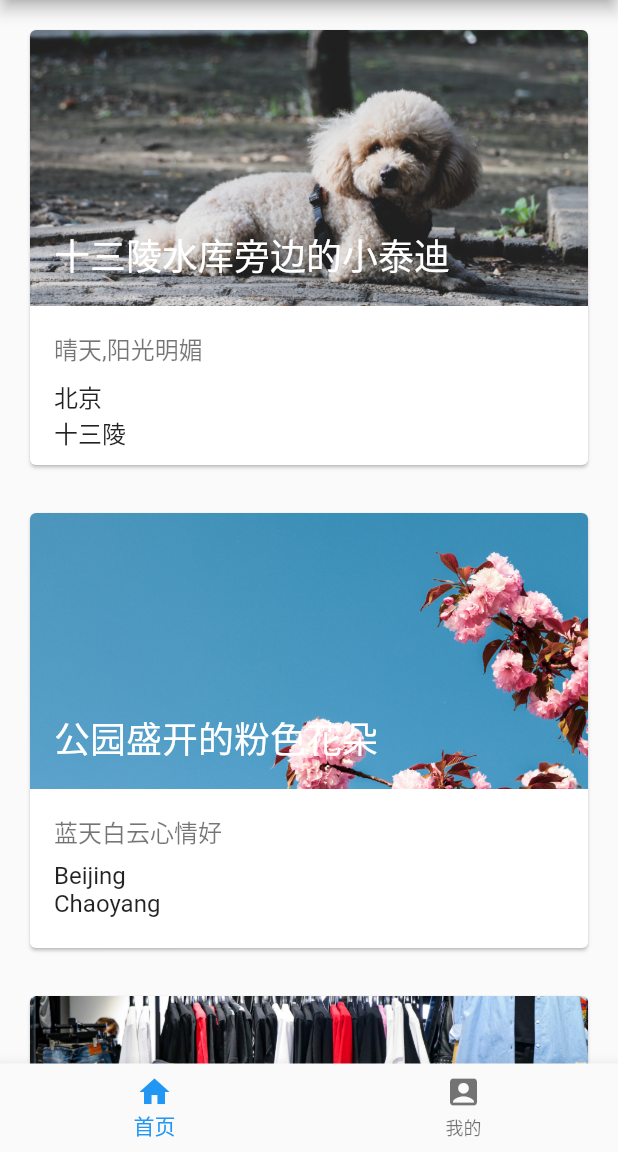
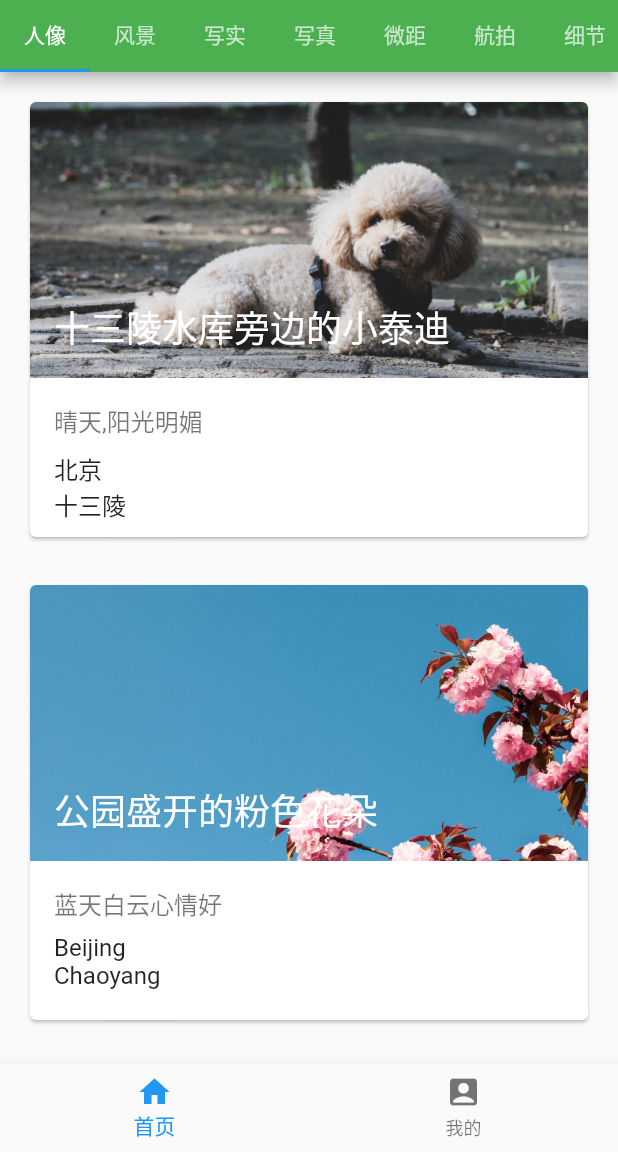
Before and after one commit to wch93/photo_diary, a Flutter app: the screen it shows after launch, on a phone screen of 412 x 824 dp, the part 84-1236 px from its top. Run offline on Flutter 3.47's test engine with Material 2 defaults, Android fonts, the phone set to English and light mode, and no system bars; our stand-ins replace flutter_screenutil, font_awesome_flutter; statements that could not run were skipped.

Commit message:
标签页

```diff
--- a/lib/components/photo_card.dart
+++ b/lib/components/photo_card.dart
@@ -380,12 +380,7 @@ class CardsDemo extends StatefulWidget {
 class _CardsDemoState extends State<CardsDemo> {
   @override
   Widget build(BuildContext context) {
-    return Scaffold(
-      // appBar: AppBar(
-      //   automaticallyImplyLeading: false,
-      //   title: Text("摄影日记"),
-      // ),
-      body: Scrollbar(
+    return Scrollbar(
       child: ListView(
         padding: const EdgeInsets.only(top: 8, left: 8, right: 8),
         children: [
@@ -400,7 +395,6 @@ class _CardsDemoState extends State<CardsDemo> {
             ),
         ],
       ),
-      ),
     );
   }
 }
--- a/lib/main.dart
+++ b/lib/main.dart
@@ -3,9 +3,7 @@ import 'package:flutter/material.dart';
 import 'package:photodiary/pages/home.dart';
 import 'package:photodiary/pages/profile.dart';
 
-main(List<String> args) {
-  runApp(MyApp());
-}
+main(List<String> args) => runApp(MyApp());
 
 class MyApp extends StatelessWidget {
   const MyApp({Key key}) : super(key: key);
@@ -42,9 +40,9 @@ class _MyStackPageState extends State<MyStackPage> {
   Widget build(BuildContext context) {
     return Container(
       child: Scaffold(
-        appBar: AppBar(
-          title: Text("摄影日记"),
-        ),
+        // appBar: AppBar(
+        //   title: Text("摄影日记"),
+        // ),
         body: Center(
           child: IndexedStack(
             index: this._currentIndex,
--- a/lib/pages/home.dart
+++ b/lib/pages/home.dart
@@ -1,18 +1,5 @@
 import 'package:flutter/material.dart';
 import 'package:photodiary/components/photo_card.dart';
-
-class Home extends StatelessWidget {
-  const Home({Key key}) : super(key: key);
-
-  @override
-  Widget build(BuildContext context) {
-    return Container(
-      child: Scaffold(
-        body: MyHomePage(),
-      ),
-    );
-  }
-}
 
 class MyHomePage extends StatefulWidget {
   MyHomePage({Key key, this.title}) : super(key: key);
@@ -23,8 +10,32 @@ class MyHomePage extends StatefulWidget {
 }
 
 class _MyHomePageState extends State<MyHomePage> {
+  final tabs = ["人像", "风景", "写实", "写真", "微距", "航拍", "细节", "色调"];
   @override
   Widget build(BuildContext context) {
-    return CardsDemo();
+    return DefaultTabController(
+      length: tabs.length,
+      child: Scaffold(
+        appBar: AppBar(
+          title: Text("摄影日记"),
+          bottom: TabBar(
+            isScrollable: true,
+            tabs: [for (final tab in tabs) Tab(text: tab)],
+          ),
+        ),
+        body: TabBarView(
+          children: [
+            Center(child: CardsDemo()),
+            Center(child: Text("占位")),
+            Center(child: Text("占位")),
+            Center(child: Text("占位")),
+            Center(child: Text("占位")),
+            Center(child: Text("占位")),
+            Center(child: Text("占位")),
+            Center(child: Text("占位")),
+          ],
+        ),
+      ),
+    );
   }
 }
--- a/lib/pages/login.dart
+++ b/lib/pages/login.dart
@@ -25,7 +25,6 @@ class _LoginPageState extends State<LoginPage> {
 
   @override
   void initState() {
-    // TODO: implement initState
     //设置焦点监听
     _focusNodeUserName.addListener(_focusNodeListener);
     _focusNodePassWord.addListener(_focusNodeListener);
@@ -46,7 +45,6 @@ class _LoginPageState extends State<LoginPage> {
 
   @override
   void dispose() {
-    // TODO: implement dispose
     // 移除焦点监听
     _focusNodeUserName.removeListener(_focusNodeListener);
     _focusNodePassWord.removeListener(_focusNodeListener);
@@ -351,10 +349,11 @@ class _LoginPageState extends State<LoginPage> {
         },
         child: Container(
           child: ListView(
+            physics: const NeverScrollableScrollPhysics(),
             children: <Widget>[
               SizedBox(height: ScreenUtil().setHeight(50)),
               logoImageArea,
-              SizedBox(height: ScreenUtil().setHeight(50)),
+              SizedBox(height: ScreenUtil().setHeight(40)),
               inputTextArea,
               SizedBox(height: ScreenUtil().setHeight(30)),
               loginButtonArea,
--- a/pubspec.yaml
+++ b/pubspec.yaml
@@ -24,7 +24,7 @@ dependencies:
   flutter:
     sdk: flutter
   flutter_screenutil: ^4.0.3+1
-  font_awesome_flutter: 9.0.0
+  font_awesome_flutter: ^9.0.0
 
 
   # The following adds the Cupertino Icons font to your application.
```
Also changed, not shown: lib/pages/profile.dart (+6 -1 lines), lib/pages/signup.dart (added, +19 -0 lines). Lines whose indentation alone changed are shown as unchanged.
